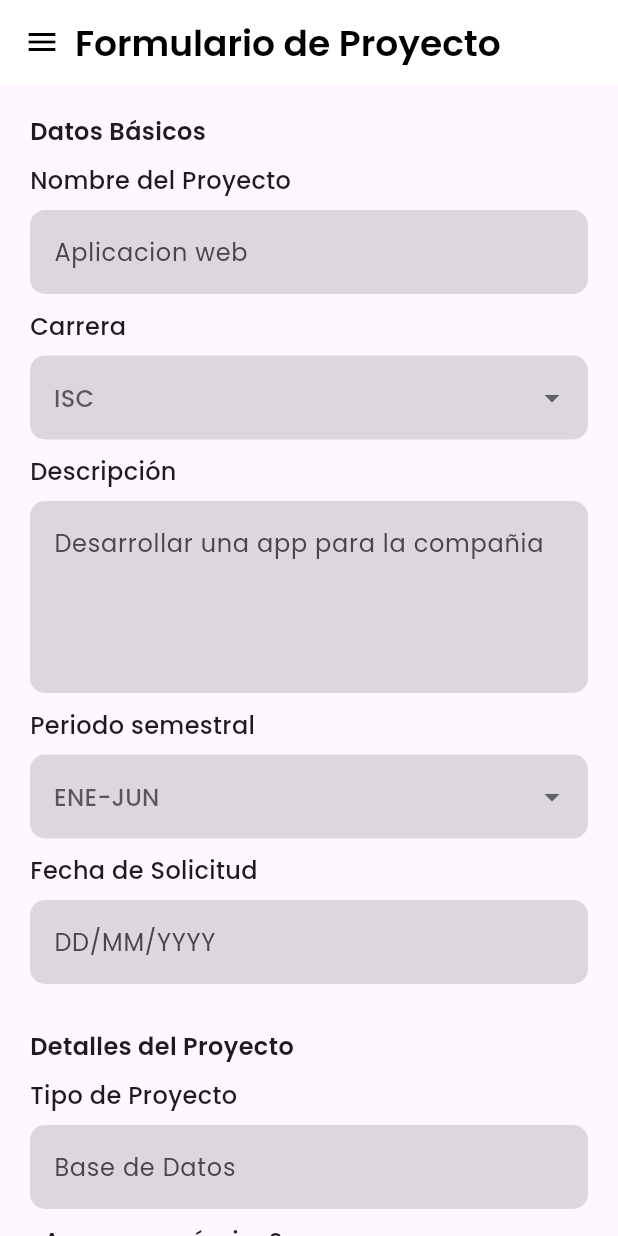
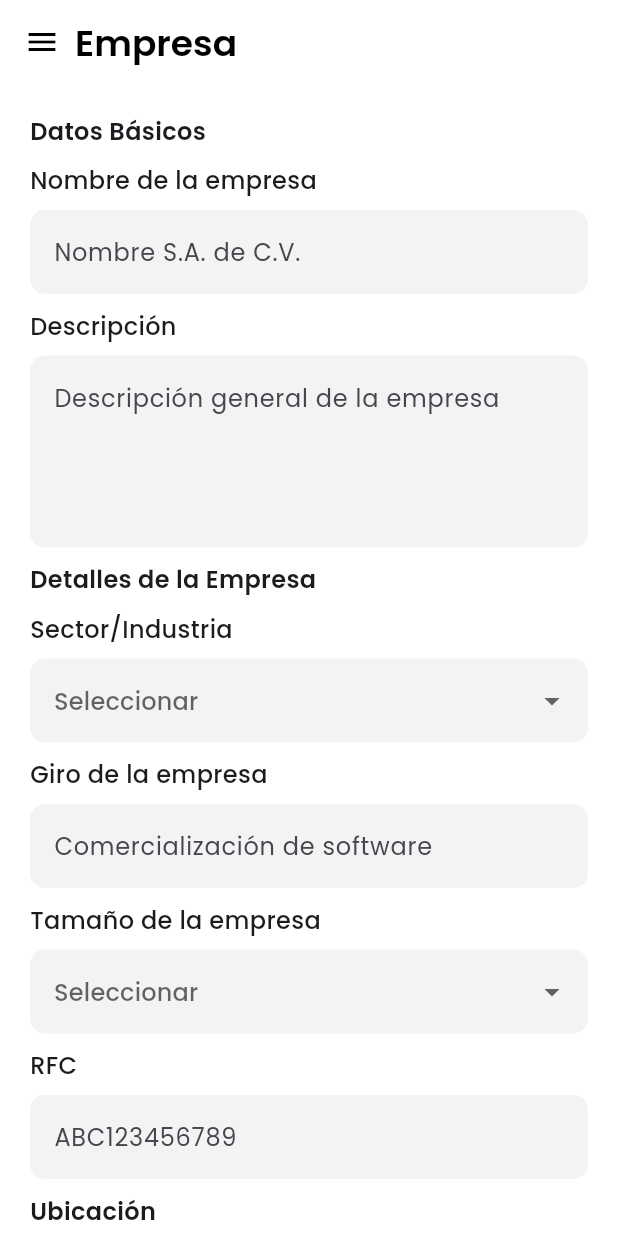
Before and after one commit to AlvaroAceval16/banco_de_proyectos, a Flutter app: the screen it shows after launch, on a phone screen of 412 x 824 dp. Run offline on Flutter 3.47's test engine with Material 3 defaults, Android fonts, the phone set to English and light mode, and no system bars; our stand-ins replace google_fonts.

Commit message:
Formulario de empresas

```diff
--- a/lib/main.dart
+++ b/lib/main.dart
@@ -1,3 +1,4 @@
+import 'package:banco_de_proyectos/pages/form_empresa.dart';
 import 'package:banco_de_proyectos/pages/form_proyecto.dart';
 //import 'package:banco_de_proyectos/pages/login_page.dart';
 import 'package:flutter/material.dart';
@@ -16,7 +17,7 @@ class MyApp extends StatelessWidget {
         textTheme: GoogleFonts.poppinsTextTheme(),
       ),
       title: 'Material App',
-      home: FormularioProyecto(),
+      home: FormularioEmpresa(),
     );
   }
 }
--- a/lib/pages/form_empresa.dart
+++ b/lib/pages/form_empresa.dart
@@ -0,0 +1,232 @@
+import 'package:flutter/material.dart';
+
+void main() => runApp(FormularioEmpresaApp());
+
+class FormularioEmpresaApp extends StatelessWidget {
+  @override
+  Widget build(BuildContext context) {
+    return MaterialApp(
+      title: 'Formulario Empresa',
+      debugShowCheckedModeBanner: false,
+      home: FormularioEmpresa(),
+    );
+  }
+}
+
+class FormularioEmpresa extends StatefulWidget {
+  @override
+  _FormularioEmpresaState createState() => _FormularioEmpresaState();
+}
+
+class _FormularioEmpresaState extends State<FormularioEmpresa> {
+  final _formKey = GlobalKey<FormState>();
+
+  final TextEditingController nombreEmpresaController = TextEditingController();
+  final TextEditingController descripcionController = TextEditingController();
+  final TextEditingController giroController = TextEditingController();
+  final TextEditingController rfcController = TextEditingController();
+  final TextEditingController cpController = TextEditingController();
+  final TextEditingController direccionController = TextEditingController();
+
+  String? sectorSeleccionado;
+  String? tamanoSeleccionado;
+  String? estadoSeleccionado;
+  String? ciudadSeleccionada;
+
+  final inputDecoration = InputDecoration(
+    filled: true,
+    fillColor: Color(0xFFF3F3F3),
+    border: OutlineInputBorder(
+      borderRadius: BorderRadius.circular(10.0),
+      borderSide: BorderSide.none,
+    ),
+  );
+
+  @override
+  Widget build(BuildContext context) {
+    return Scaffold(
+      backgroundColor: Colors.white,
+      appBar: AppBar(
+        automaticallyImplyLeading: false,
+        backgroundColor: Colors.white,
+        elevation: 0,
+        title: Row(
+          children: [
+            Icon(Icons.menu, color: Colors.black),
+            SizedBox(width: 10),
+            Text(
+              "Empresa",
+              style: TextStyle(
+                fontFamily: 'Poppins',
+                fontWeight: FontWeight.w600,
+                fontSize: 24,
+                color: Colors.black,
+              ),
+            ),
+          ],
+        ),
+      ),
+      body: SingleChildScrollView(
+        padding: EdgeInsets.all(20),
+        child: Form(
+          key: _formKey,
+          child: Column(
+            crossAxisAlignment: CrossAxisAlignment.start,
+            children: [
+              _seccion("Datos Básicos"),
+              _campoTexto("Nombre de la empresa", "Nombre S.A. de C.V.", nombreEmpresaController),
+              _campoTexto("Descripción", "Descripción general de la empresa", descripcionController, maxLines: 4),
+
+              _seccion("Detalles de la Empresa"),
+              _comboBox("Sector/Industria", "Seleccionar", sectorSeleccionado, [
+                "Tecnología",
+                "Salud",
+                "Educación",
+                "Finanzas",
+                "Otro"
+              ], (val) {
+                setState(() => sectorSeleccionado = val);
+              }),
+              _campoTexto("Giro de la empresa", "Comercialización de software", giroController),
+              _comboBox("Tamaño de la empresa", "Seleccionar", tamanoSeleccionado, [
+                "Micro",
+                "Pequeña",
+                "Mediana",
+                "Grande"
+              ], (val) {
+                setState(() => tamanoSeleccionado = val);
+              }),
+              _campoTexto("RFC", "ABC123456789", rfcController),
+
+              _seccion("Ubicación"),
+              _campoTexto("CP", "58000", cpController),
+              _comboBox("Estado", "Seleccionar", estadoSeleccionado, [
+                "Michoacán",
+                "Jalisco",
+                "CDMX",
+                "Nuevo León"
+              ], (val) {
+                setState(() => estadoSeleccionado = val);
+              }),
+              _comboBox("Ciudad", "Seleccionar", ciudadSeleccionada, [
+                "Morelia",
+                "Guadalajara",
+                "Monterrey",
+                "CDMX"
+              ], (val) {
+                setState(() => ciudadSeleccionada = val);
+              }),
+              _campoTexto("Dirección", "Av. Tecnológico 1234", direccionController),
+
+              SizedBox(height: 20),
+              SizedBox(
+                width: double.infinity,
+                child: ElevatedButton(
+                  onPressed: () {
+                    if (_formKey.currentState!.validate()) {
+                      ScaffoldMessenger.of(context).showSnackBar(
+                        SnackBar(content: Text("Formulario válido")),
+                      );
+                    }
+                  },
+                  style: ElevatedButton.styleFrom(
+                    backgroundColor: Color(0xFF4A90E2),
+                    shape: RoundedRectangleBorder(borderRadius: BorderRadius.circular(10)),
+                    padding: EdgeInsets.symmetric(vertical: 15),
+                  ),
+                  child: Text(
+                    "Guardar",
+                    style: TextStyle(
+                      fontSize: 16,
+                      fontFamily: 'Poppins',
+                      fontWeight: FontWeight.w500,
+                      color: Colors.white,
+                    ),
+                  ),
+                ),
+              ),
+            ],
+          ),
+        ),
+      ),
+    );
+  }
+
+  Widget _seccion(String titulo) {
+    return Column(
+      crossAxisAlignment: CrossAxisAlignment.start,
+      children: [
+        Text(
+          titulo,
+          style: TextStyle(
+            fontSize: 16,
+            fontFamily: 'Poppins',
+            fontWeight: FontWeight.w600,
+          ),
+        ),
+        SizedBox(height: 10),
+      ],
+    );
+  }
+
+  Widget _campoTexto(String label, String hint, TextEditingController controller,
+      {TextInputType keyboardType = TextInputType.text, int maxLines = 1}) {
+    return Padding(
+      padding: const EdgeInsets.only(bottom: 10),
+      child: Column(
+        crossAxisAlignment: CrossAxisAlignment.start,
+        children: [
+          Text(
+            label,
+            style: TextStyle(
+              fontFamily: 'Poppins',
+              fontWeight: FontWeight.w500,
+              fontSize: 16,
+            ),
+          ),
+          SizedBox(height: 8),
+          TextFormField(
+            controller: controller,
+            keyboardType: keyboardType,
+            maxLines: maxLines,
+            decoration: inputDecoration.copyWith(hintText: hint),
+            validator: (value) => value == null || value.isEmpty ? 'Campo obligatorio' : null,
+          ),
+        ],
+      ),
+    );
+  }
+
+  Widget _comboBox(String label, String hint, String? value, List<String> items, Function(String?) onChanged) {
+    return Padding(
+      padding: const EdgeInsets.only(bottom: 10),
+      child: Column(
+        crossAxisAlignment: CrossAxisAlignment.start,
+        children: [
+          Text(
+            label,
+            style: TextStyle(
+              fontFamily: 'Poppins',
+              fontWeight: FontWeight.w500,
+              fontSize: 16,
+            ),
+          ),
+          SizedBox(height: 8),
+          DropdownButtonFormField<String>(
+            decoration: inputDecoration,
+            value: value,
+            hint: Text(hint),
+            items: items.map((String item) {
+              return DropdownMenuItem<String>(
+                value: item,
+                child: Text(item),
+              );
+            }).toList(),
+            onChanged: onChanged,
+            validator: (value) => value == null ? 'Seleccione una opción' : null,
+          ),
+        ],
+      ),
+    );
+  }
+}
```
